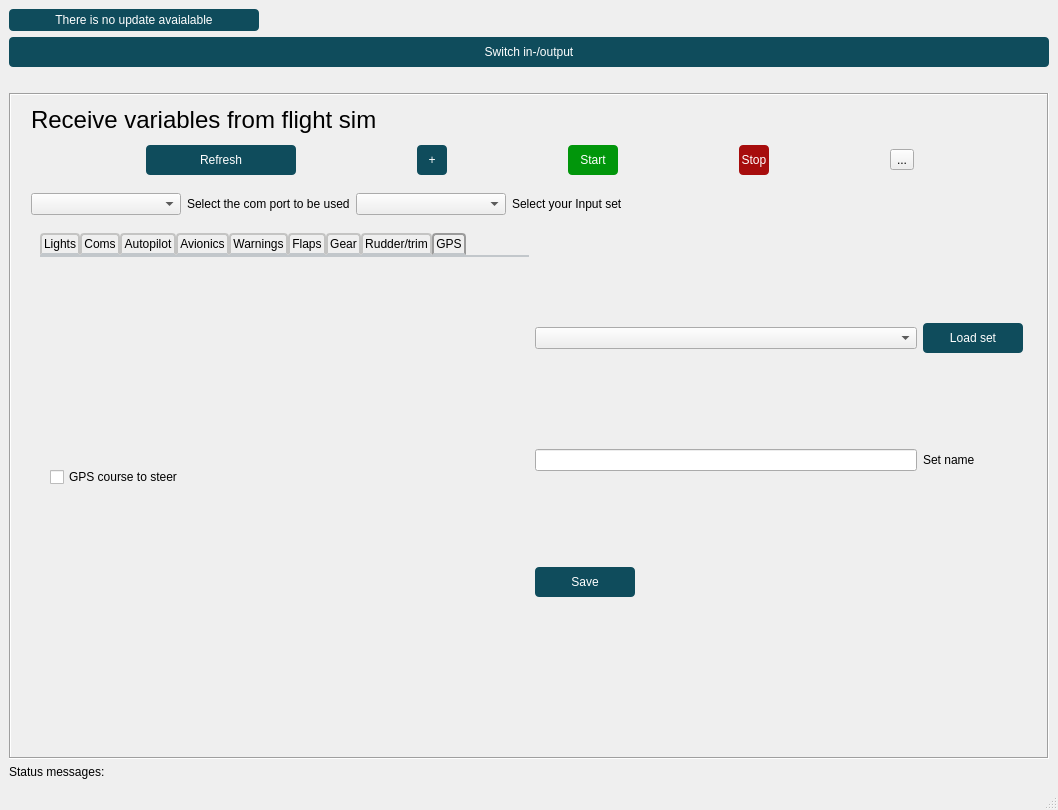
The window that mainwindow.ui (BitsAndDroids/Bits-and-Droids-flight-connector) describes before a commit, drawn with Qt 5.
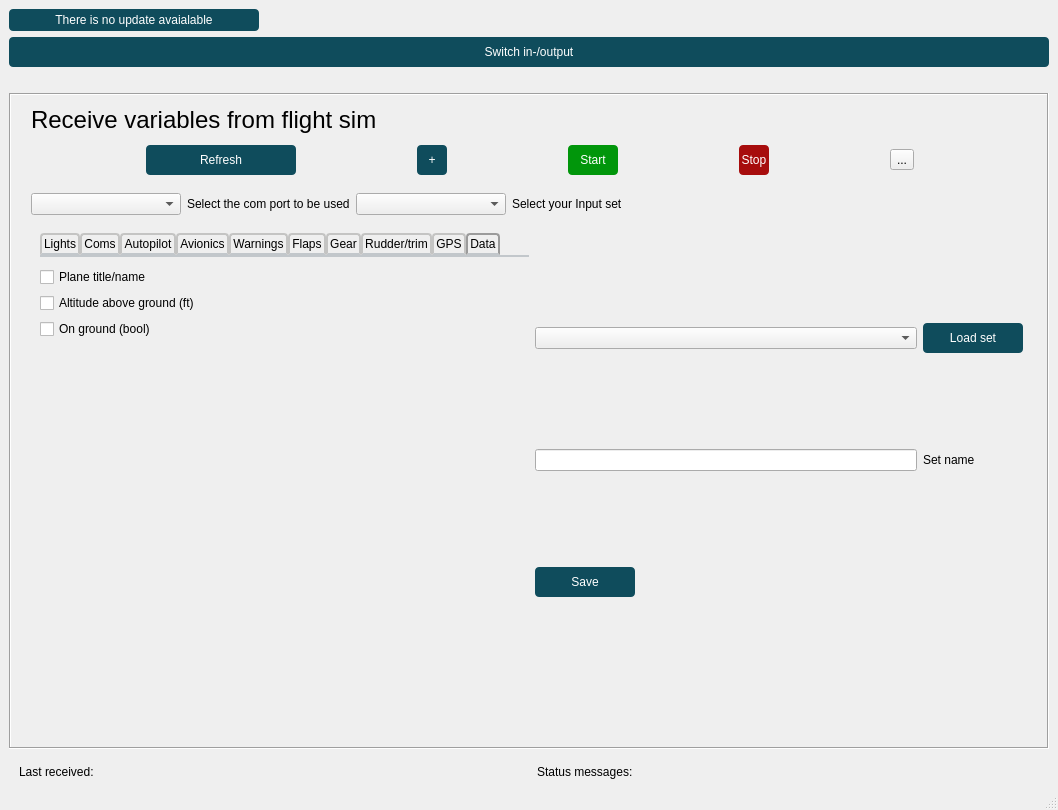
The same window after the commit. The open tabs and pages were chosen to show the change.

Diff of the .ui file:
```diff
--- a/mainwindow.ui
+++ b/mainwindow.ui
@@ -86,26 +86,6 @@
   </property>
   <widget class="QWidget" name="centralwidget">
    <layout class="QGridLayout" name="gridLayout">
-    <item row="1" column="0">
-     <widget class="QPushButton" name="switchButton">
-      <property name="styleSheet">
-       <string notr="true"/>
-      </property>
-      <property name="text">
-       <string>Switch in-/output</string>
-      </property>
-      <property name="flat">
-       <bool>false</bool>
-      </property>
-     </widget>
-    </item>
-    <item row="12" column="0">
-     <widget class="QLabel" name="label_5">
-      <property name="text">
-       <string>Status messages:</string>
-      </property>
-     </widget>
-    </item>
     <item row="0" column="0">
      <widget class="QPushButton" name="updateButton">
       <property name="enabled">
@@ -132,6 +112,44 @@
       </property>
      </widget>
     </item>
+    <item row="14" column="0">
+     <layout class="QHBoxLayout" name="horizontalLayout">
+      <property name="leftMargin">
+       <number>10</number>
+      </property>
+      <property name="topMargin">
+       <number>10</number>
+      </property>
+      <item>
+       <widget class="QLabel" name="lastText">
+        <property name="text">
+         <string>Last received:</string>
+        </property>
+       </widget>
+      </item>
+      <item>
+       <widget class="QLabel" name="labelLastVal_2">
+        <property name="text">
+         <string/>
+        </property>
+       </widget>
+      </item>
+      <item>
+       <widget class="QLabel" name="label_5">
+        <property name="text">
+         <string>Status messages:</string>
+        </property>
+       </widget>
+      </item>
+      <item>
+       <widget class="QLabel" name="labelLastStatus">
+        <property name="text">
+         <string/>
+        </property>
+       </widget>
+      </item>
+     </layout>
+    </item>
     <item row="8" column="0">
      <widget class="QStackedWidget" name="stackedWidget">
       <property name="enabled">
@@ -147,7 +165,7 @@
        <enum>QFrame::Sunken</enum>
       </property>
       <property name="currentIndex">
-       <number>0</number>
+       <number>1</number>
       </property>
       <widget class="QWidget" name="Output">
        <widget class="QLabel" name="label_2">
@@ -377,7 +395,7 @@
                <string notr="true"/>
               </property>
               <property name="currentIndex">
-               <number>8</number>
+               <number>9</number>
               </property>
               <widget class="QWidget" name="lightsTAb">
                <property name="styleSheet">
@@ -1114,13 +1132,6 @@
                    </property>
                   </widget>
                  </item>
-                 <item row="8" column="0">
-                  <widget class="QCheckBox" name="cbPlaneName">
-                   <property name="text">
-                    <string>Plane title/name</string>
-                   </property>
-                  </widget>
-                 </item>
                 </layout>
                </widget>
               </widget>
@@ -1540,6 +1551,47 @@
                 </layout>
                </widget>
               </widget>
+              <widget class="QWidget" name="tab_2">
+               <attribute name="title">
+                <string>Data</string>
+               </attribute>
+               <widget class="QWidget" name="formLayoutWidget_5">
+                <property name="geometry">
+                 <rect>
+                  <x>0</x>
+                  <y>10</y>
+                  <width>481</width>
+                  <height>421</height>
+                 </rect>
+                </property>
+                <layout class="QFormLayout" name="formLayout_9">
+                 <property name="rowWrapPolicy">
+                  <enum>QFormLayout::WrapAllRows</enum>
+                 </property>
+                 <item row="0" column="0">
+                  <widget class="QCheckBox" name="cbPlaneName">
+                   <property name="text">
+                    <string>Plane title/name</string>
+                   </property>
+                  </widget>
+                 </item>
+                 <item row="1" column="0">
+                  <widget class="QCheckBox" name="cbPlaneAltAboveGround">
+                   <property name="text">
+                    <string>Altitude above ground (ft)</string>
+                   </property>
+                  </widget>
+                 </item>
+                 <item row="2" column="0">
+                  <widget class="QCheckBox" name="cbSimOnGround">
+                   <property name="text">
+                    <string>On ground (bool)</string>
+                   </property>
+                  </widget>
+                 </item>
+                </layout>
+               </widget>
+              </widget>
              </widget>
             </item>
             <item>
@@ -1645,7 +1697,14 @@
               <item>
                <widget class="QRadioButton" name="advancedRBtn">
                 <property name="text">
-                 <string>Advanced mode (multiple inputs for seperate engines + mixture)</string>
+                 <string>Advanced mode (multiple inputs for seperate engines)</string>
+                </property>
+               </widget>
+              </item>
+              <item>
+               <widget class="QCheckBox" name="cbMixtureInput">
+                <property name="text">
+                 <string>Mixture handles</string>
                 </property>
                </widget>
               </item>
@@ -1844,6 +1903,19 @@
       </widget>
      </widget>
     </item>
+    <item row="1" column="0">
+     <widget class="QPushButton" name="switchButton">
+      <property name="styleSheet">
+       <string notr="true"/>
+      </property>
+      <property name="text">
+       <string>Switch in-/output</string>
+      </property>
+      <property name="flat">
+       <bool>false</bool>
+      </property>
+     </widget>
+    </item>
    </layout>
   </widget>
   <widget class="QMenuBar" name="menubar">
```
